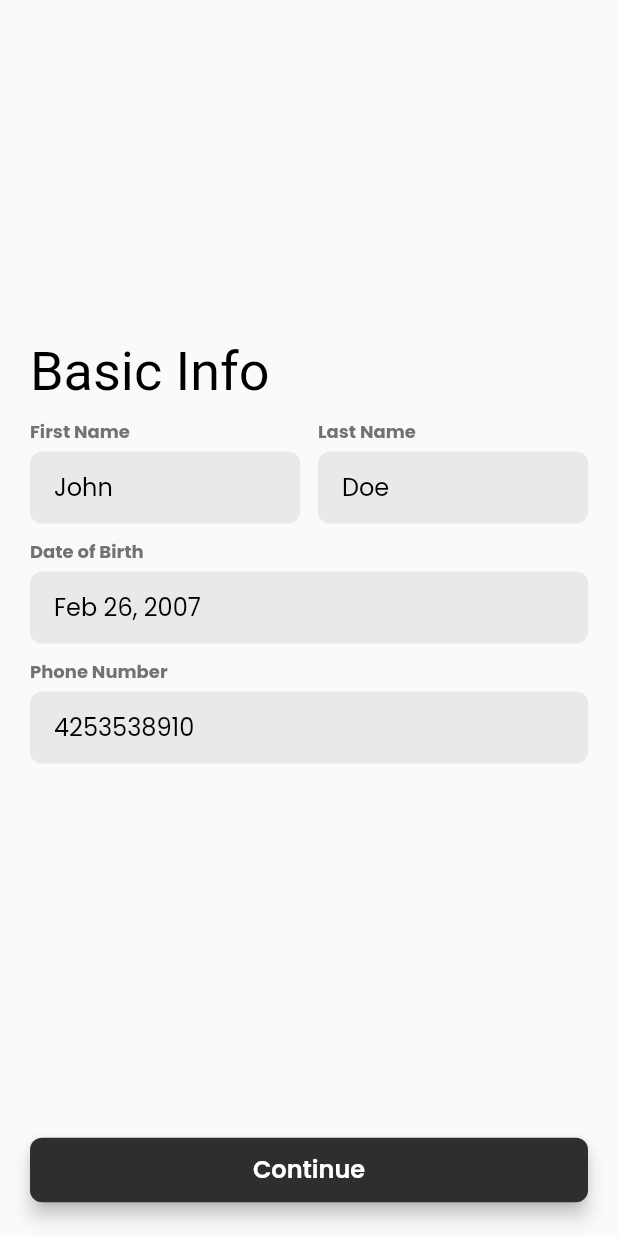
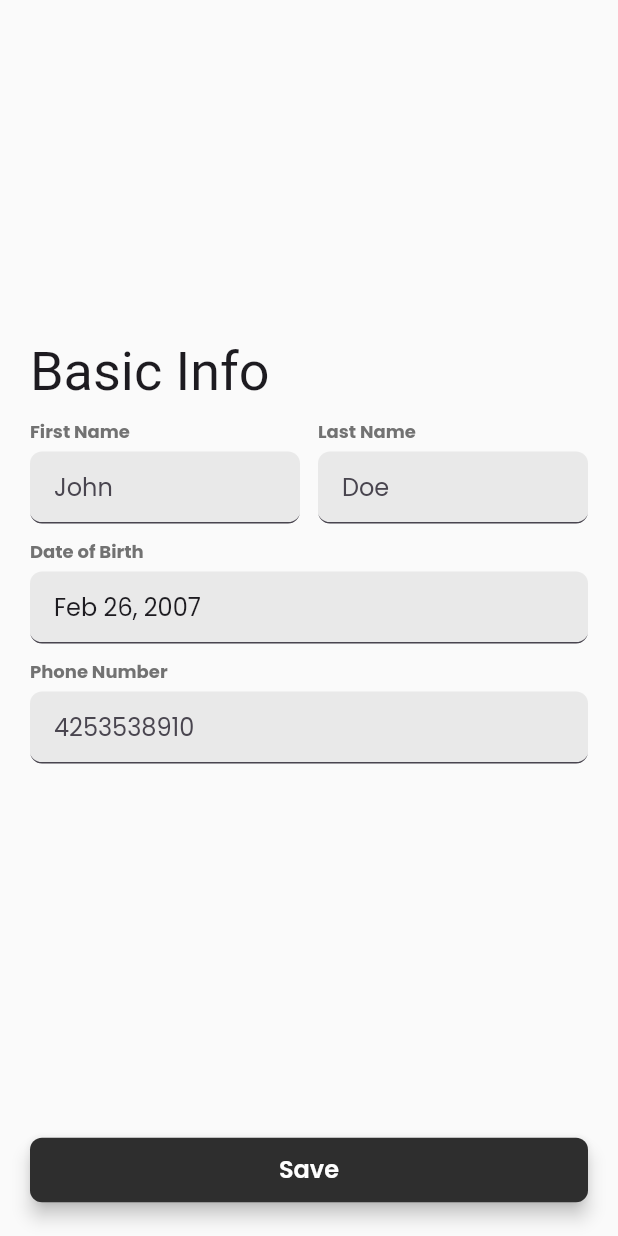
Before and after one commit to Achintya72/Thryv, a Flutter app: the Onboarding1 screen opened by its route, on a phone screen of 412 x 824 dp. Run offline on Flutter 3.47's test engine with Material 3 defaults, Android fonts, the phone set to English and light mode, and no system bars; drawn by our look-alikes of date_time_picker; our stand-ins replace cloud_firestore, firebase_auth, firebase_core, go_router, google_fonts, google_sign_in and 1 more; accounts and stored records are empty; Roboto replaces fonts that are missing (DM Serif Text).

Commit message:
some theming stuff - colorScheme not working

```diff
--- a/lib/common/text_input.dart
+++ b/lib/common/text_input.dart
@@ -5,8 +5,9 @@ InputDecoration textInputDecoration = InputDecoration(
   filled: true,
   fillColor: const Color(0xFFE9E9E9),
   contentPadding: const EdgeInsets.all(12),
-  border:
-      OutlineInputBorder(borderRadius: BorderRadius.circular(8), borderSide: const BorderSide(width: 0, style: BorderStyle.none)),
+  border: UnderlineInputBorder(borderRadius: BorderRadius.circular(8), borderSide: BorderSide(width: 1, color: blue.shade100)),
   focusedBorder:
-      OutlineInputBorder(borderRadius: BorderRadius.circular(8), borderSide: BorderSide(width: 1, color: purple.shade400)),
+      UnderlineInputBorder(borderRadius: BorderRadius.circular(8), borderSide: const BorderSide(width: 1, color: green)),
+  errorBorder: UnderlineInputBorder(
+      borderRadius: BorderRadius.circular(8), borderSide: const BorderSide(width: 1, color: Color(0xFFD84C4C))),
 );
--- a/lib/views/onboarding/onboarding1.view.dart
+++ b/lib/views/onboarding/onboarding1.view.dart
@@ -18,7 +18,7 @@ class Onboarding1 extends StatefulWidget {
 class _Onboarding1State extends State<Onboarding1> {
   String fname = "";
   String lname = "";
-  String bday = DateTime(2007, 2, 26).toString();
+  String bday = "";
   String phonenum = "";
 
   final _formKey = GlobalKey<FormState>();
@@ -28,6 +28,17 @@ class _Onboarding1State extends State<Onboarding1> {
     AuthUser? user = Provider.of<AuthUser?>(context);
     UserData? userData = Provider.of<UserData?>(context);
     final router = GoRouter.of(context);
+
+    DateTime? tryPreprocessDate() {
+      String? temp = userData?.bday;
+      if (temp != null) {
+        List<String> strings = temp.substring(0, 10).split("-");
+        List<int> nums = strings.map((e) => int.parse(e)).toList();
+
+        return DateTime(nums[0], nums[1], nums[2]);
+      }
+      return null;
+    }
 
     return Scaffold(
       body: Padding(
@@ -92,10 +103,10 @@ class _Onboarding1State extends State<Onboarding1> {
                     DateTimePicker(
                       decoration: textInputDecoration,
                       type: DateTimePickerType.date,
-                      initialValue: DateTime(2007, 2, 26).toString(),
+                      initialValue: userData?.bday ?? DateTime(2007, 2, 26).toString(),
                       firstDate: DateTime.now().subtract(const Duration(days: 365 * 100)),
                       lastDate: DateTime.now().subtract(const Duration(days: 365 * 16)),
-                      initialDate: DateTime(2007, 2, 26),
+                      initialDate: tryPreprocessDate() ?? DateTime(2007, 2, 26),
                       onChanged: (val) => bday = val,
                       validator: (val) => val != null && val.isEmpty ? "Please fill this." : null,
                     ),
@@ -103,7 +114,7 @@ class _Onboarding1State extends State<Onboarding1> {
                     Text("Phone Number", style: Theme.of(context).textTheme.labelSmall!.copyWith(color: white.shade700)),
                     const SizedBox(height: 6),
                     TextFormField(
-                        initialValue: userData?.name.split(" ").elementAtOrNull(1) ?? "",
+                        initialValue: userData?.phoneNum ?? "",
                         decoration: textInputDecoration.copyWith(hintText: "4253538910"),
                         validator: (val) => val != null && val.isEmpty ? 'Please fill this out.' : null,
                         onChanged: (val) => phonenum = val,
@@ -124,19 +135,19 @@ class _Onboarding1State extends State<Onboarding1> {
             FilledButton(
               style: darkExpand,
               onPressed: () async {
-                if (_formKey.currentState?.validate() ?? false) {
                 if (user?.uid != null) {
                   DatabaseService(uid: user!.uid).updateUserData({
                     "name": fname.isNotEmpty && lname.isNotEmpty ? "$fname $lname" : userData?.name ?? "",
                     "bday": bday.isNotEmpty ? bday : userData?.bday ?? "",
                     "phoneNum": phonenum.isNotEmpty ? phonenum : userData?.phoneNum ?? "",
                   });
+                  if (_formKey.currentState?.validate() ?? false) {
                     router.go('/onboarding2');
                   }
                 }
               },
               child: Text(
-                "Continue",
+                _formKey.currentState?.validate() ?? false ? "Continue" : "Save",
                 style: Theme.of(context).textTheme.labelLarge?.copyWith(
                       color: const Color(0xFFFFFFFF),
                     ),
```
Also changed, not shown: lib/common/theme.dart (+20 -48 lines), lib/main.dart (+7 -2 lines), lib/views/placeholder.dart (+6 -2 lines). Lines whose indentation alone changed are shown as unchanged.
